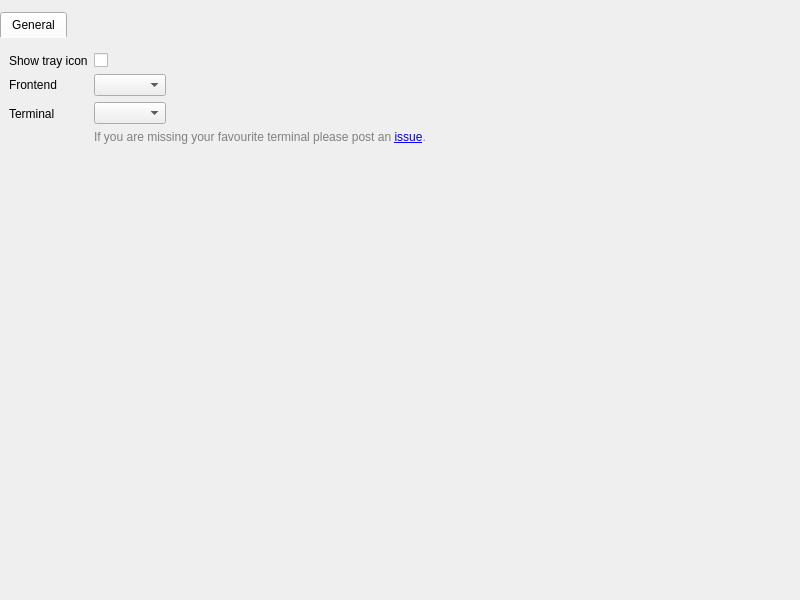
This is src/settings/settingswindow.ui in albertlauncher/albert as Qt 5 draws it before an edit. The edited form follows.
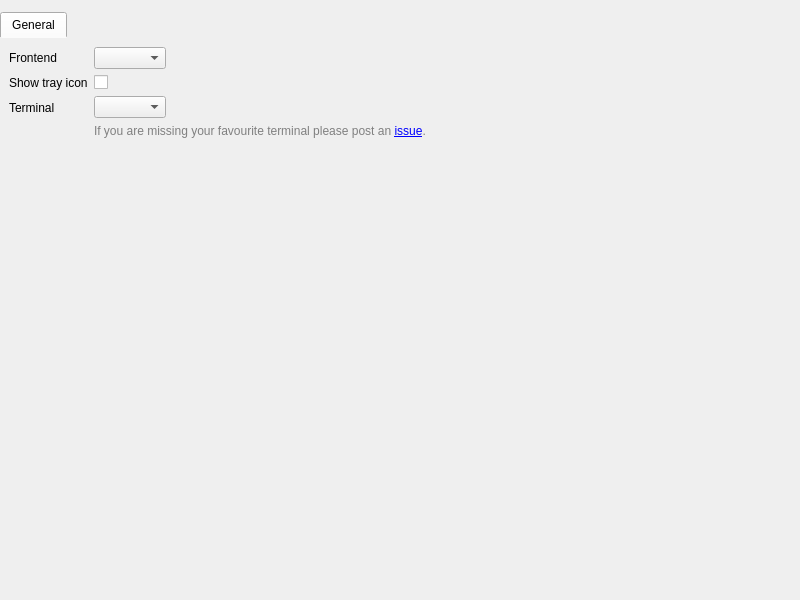
This is the edited form.

Commit message: Remove scroll area from general tab

What changed in the file:
```diff
--- a/src/settings/settingswindow.ui
+++ b/src/settings/settingswindow.ui
@@ -32,7 +32,7 @@
    <property name="bottomMargin">
     <number>0</number>
    </property>
-   <item row="0" column="0">
+   <item row="3" column="0">
     <widget class="QTabWidget" name="tabs">
      <property name="styleSheet">
       <string notr="true">QTabWidget::pane { border-radius: 0px; }</string>
@@ -44,64 +44,8 @@
       <attribute name="title">
        <string>General</string>
       </attribute>
-      <layout class="QVBoxLayout" name="verticalLayout">
-       <property name="leftMargin">
-        <number>0</number>
-       </property>
-       <property name="topMargin">
-        <number>6</number>
-       </property>
-       <property name="rightMargin">
-        <number>0</number>
-       </property>
-       <property name="bottomMargin">
-        <number>0</number>
-       </property>
-       <item>
-        <widget class="QScrollArea" name="scrollArea_general">
-         <property name="frameShape">
-          <enum>QFrame::NoFrame</enum>
-         </property>
-         <property name="widgetResizable">
-          <bool>true</bool>
-         </property>
-         <widget class="QWidget" name="scrollAreaGeneralContents">
-          <property name="geometry">
-           <rect>
-            <x>0</x>
-            <y>0</y>
-            <width>800</width>
-            <height>567</height>
-           </rect>
-          </property>
           <layout class="QFormLayout" name="formLayout_general">
            <item row="0" column="0">
-            <widget class="QLabel" name="label_show_tray">
-             <property name="text">
-              <string>Show tray icon</string>
-             </property>
-             <property name="buddy">
-              <cstring>checkBox_showTray</cstring>
-             </property>
-            </widget>
-           </item>
-           <item row="0" column="1">
-            <widget class="QCheckBox" name="checkBox_showTray">
-             <property name="sizePolicy">
-              <sizepolicy hsizetype="Fixed" vsizetype="Fixed">
-               <horstretch>0</horstretch>
-               <verstretch>0</verstretch>
-              </sizepolicy>
-             </property>
-             <property name="toolTip">
-              <string>If this option is enabled, albert displays an icon in the system tray area.</string>
-             </property>
-             <property name="text">
-              <string/>
-             </property>
-            </widget>
-           </item>
-           <item row="1" column="0">
             <widget class="QLabel" name="label_frontend">
              <property name="text">
               <string>Frontend</string>
@@ -111,7 +55,7 @@
              </property>
             </widget>
            </item>
-           <item row="1" column="1">
+       <item row="0" column="1">
             <widget class="QComboBox" name="comboBox_frontend">
              <property name="sizePolicy">
               <sizepolicy hsizetype="Maximum" vsizetype="Fixed">
@@ -124,6 +68,32 @@
              </property>
             </widget>
            </item>
+       <item row="1" column="0">
+        <widget class="QLabel" name="label_show_tray">
+         <property name="text">
+          <string>Show tray icon</string>
+         </property>
+         <property name="buddy">
+          <cstring>checkBox_showTray</cstring>
+         </property>
+        </widget>
+       </item>
+       <item row="1" column="1">
+        <widget class="QCheckBox" name="checkBox_showTray">
+         <property name="sizePolicy">
+          <sizepolicy hsizetype="Fixed" vsizetype="Fixed">
+           <horstretch>0</horstretch>
+           <verstretch>0</verstretch>
+          </sizepolicy>
+         </property>
+         <property name="toolTip">
+          <string>If this option is enabled, albert displays an icon in the system tray area.</string>
+         </property>
+         <property name="text">
+          <string/>
+         </property>
+        </widget>
+       </item>
            <item row="2" column="0">
             <widget class="QLabel" name="label_term">
              <property name="text">
@@ -167,10 +137,6 @@
        </item>
       </layout>
      </widget>
-    </widget>
-   </item>
-  </layout>
- </widget>
  <tabstops>
   <tabstop>tabs</tabstop>
   <tabstop>checkBox_showTray</tabstop>
```
Left out of the diff: 4 changed lines with no effect on the pictures. Lines whose indentation alone changed are shown as unchanged.
